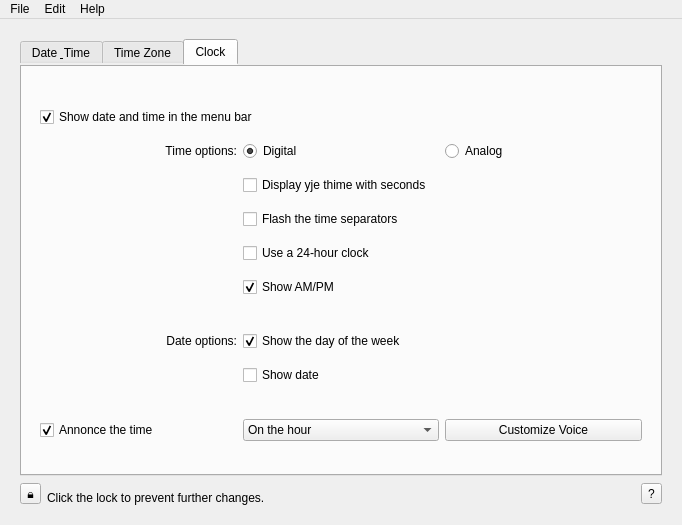
helloSystem/Utilities, file Under Construction/Date and Time.app/Resources/date_and_time.ui: the form before one commit.
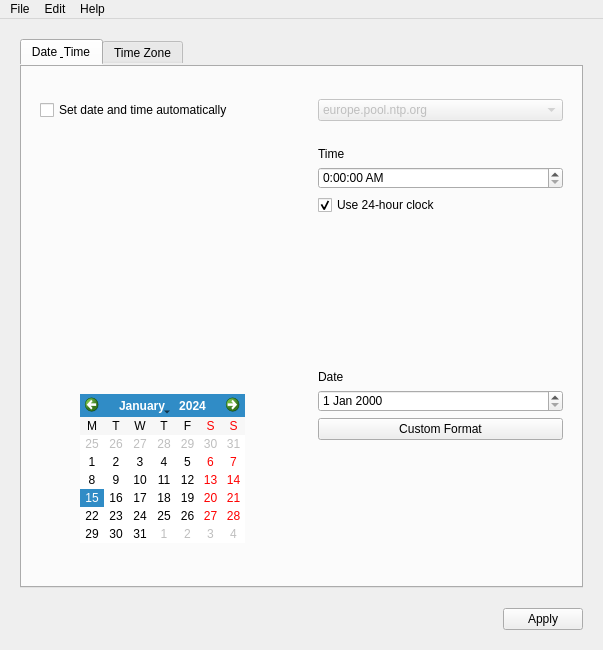
The form after the commit. The open tabs and pages were chosen to show the change. Icons and pictures are not drawn. Custom widgets are drawn as their Qt base class.

Commit message: Date and time: Work about first tab UI

What changed in the file:
```diff
--- a/Under Construction/Date and Time.app/Resources/date_and_time.ui
+++ b/Under Construction/Date and Time.app/Resources/date_and_time.ui
@@ -6,8 +6,8 @@
    <rect>
     <x>0</x>
     <y>0</y>
-    <width>682</width>
-    <height>525</height>
+    <width>603</width>
+    <height>650</height>
    </rect>
   </property>
   <property name="windowTitle">
@@ -19,6 +19,9 @@
   </property>
   <widget class="QWidget" name="centralwidget">
    <layout class="QVBoxLayout" name="verticalLayout">
+    <property name="spacing">
+     <number>0</number>
+    </property>
     <property name="leftMargin">
      <number>20</number>
     </property>
@@ -29,7 +32,7 @@
      <number>20</number>
     </property>
     <property name="bottomMargin">
-     <number>0</number>
+     <number>20</number>
     </property>
     <item>
      <widget class="QTabWidget" name="tabWidget">
@@ -76,8 +79,101 @@
          <number>20</number>
         </property>
         <item>
-         <layout class="QGridLayout" name="gridLayout_2" rowstretch="0,0,0,0,0,0,0,0">
-          <item row="1" column="1">
+         <layout class="QGridLayout" name="gridLayout_4">
+          <property name="leftMargin">
+           <number>0</number>
+          </property>
+          <property name="topMargin">
+           <number>0</number>
+          </property>
+          <property name="rightMargin">
+           <number>0</number>
+          </property>
+          <property name="bottomMargin">
+           <number>0</number>
+          </property>
+          <property name="horizontalSpacing">
+           <number>6</number>
+          </property>
+          <item row="2" column="2">
+           <widget class="QLabel" name="dt_time_label">
+            <property name="text">
+             <string>Time</string>
+            </property>
+           </widget>
+          </item>
+          <item row="3" column="2">
+           <widget class="QTimeEdit" name="dt_set_date_time_manual">
+            <property name="wrapping">
+             <bool>false</bool>
+            </property>
+            <property name="accelerated">
+             <bool>false</bool>
+            </property>
+            <property name="showGroupSeparator" stdset="0">
+             <bool>false</bool>
+            </property>
+            <property name="displayFormat">
+             <string>H:mm:ss AP</string>
+            </property>
+            <property name="calendarPopup">
+             <bool>false</bool>
+            </property>
+           </widget>
+          </item>
+          <item row="1" column="2">
+           <spacer name="verticalSpacer_4">
+            <property name="orientation">
+             <enum>Qt::Vertical</enum>
+            </property>
+            <property name="sizeType">
+             <enum>QSizePolicy::Fixed</enum>
+            </property>
+            <property name="sizeHint" stdset="0">
+             <size>
+              <width>20</width>
+              <height>20</height>
+             </size>
+            </property>
+           </spacer>
+          </item>
+          <item row="10" column="2">
+           <spacer name="verticalSpacer_14">
+            <property name="orientation">
+             <enum>Qt::Vertical</enum>
+            </property>
+            <property name="sizeHint" stdset="0">
+             <size>
+              <width>20</width>
+              <height>40</height>
+             </size>
+            </property>
+           </spacer>
+          </item>
+          <item row="6" column="0" colspan="3">
+           <spacer name="verticalSpacer_13">
+            <property name="orientation">
+             <enum>Qt::Vertical</enum>
+            </property>
+            <property name="sizeType">
+             <enum>QSizePolicy::Fixed</enum>
+            </property>
+            <property name="sizeHint" stdset="0">
+             <size>
+              <width>20</width>
+              <height>20</height>
+             </size>
+            </property>
+           </spacer>
+          </item>
+          <item row="9" column="2">
+           <widget class="QPushButton" name="dt_set_custom_format">
+            <property name="text">
+             <string>Custom Format</string>
+            </property>
+           </widget>
+          </item>
+          <item row="0" column="2">
            <widget class="QComboBox" name="ntp_servers_comboBox">
             <property name="enabled">
              <bool>false</bool>
@@ -128,7 +224,17 @@
             </item>
            </widget>
           </item>
-          <item row="1" column="0">
+          <item row="4" column="2">
+           <widget class="QCheckBox" name="dt_use_24h_clock">
+            <property name="text">
+             <string>Use 24-hour clock</string>
+            </property>
+            <property name="checked">
+             <bool>true</bool>
+            </property>
+           </widget>
+          </item>
+          <item row="0" column="0">
            <widget class="QCheckBox" name="date_and_time_auto_checkbox">
             <property name="sizePolicy">
              <sizepolicy hsizetype="MinimumExpanding" vsizetype="Fixed">
@@ -137,12 +243,12 @@
              </sizepolicy>
             </property>
             <property name="text">
-             <string>Set date &amp; time automatically</string>
+             <string>Set date and time automatically</string>
             </property>
            </widget>
           </item>
-          <item row="2" column="0" colspan="2">
-           <spacer name="verticalSpacer_5">
+          <item row="5" column="2">
+           <spacer name="verticalSpacer_15">
             <property name="orientation">
              <enum>Qt::Vertical</enum>
             </property>
@@ -154,78 +260,10 @@
             </property>
            </spacer>
           </item>
-          <item row="4" column="0" colspan="2">
-           <spacer name="verticalSpacer_6">
-            <property name="orientation">
-             <enum>Qt::Vertical</enum>
-            </property>
-            <property name="sizeHint" stdset="0">
-             <size>
-              <width>20</width>
-              <height>40</height>
-             </size>
-            </property>
-           </spacer>
+          <item row="8" column="2">
+           <widget class="QDateEdit" name="dt_set_date_manual"/>
           </item>
-          <item row="3" column="1" alignment="Qt::AlignHCenter">
-           <widget class="QTimeEdit" name="dt_set_date_time_manual">
-            <property name="wrapping">
-             <bool>false</bool>
-            </property>
-            <property name="accelerated">
-             <bool>false</bool>
-            </property>
-            <property name="showGroupSeparator" stdset="0">
-             <bool>false</bool>
-            </property>
-            <property name="displayFormat">
-             <string>H:mm:ss AP</string>
-            </property>
-            <property name="calendarPopup">
-             <bool>false</bool>
-            </property>
-           </widget>
-          </item>
-          <item row="0" column="0" colspan="2">
-           <spacer name="verticalSpacer_4">
-            <property name="orientation">
-             <enum>Qt::Vertical</enum>
-            </property>
-            <property name="sizeHint" stdset="0">
-             <size>
-              <width>20</width>
-              <height>40</height>
-             </size>
-            </property>
-           </spacer>
-          </item>
-          <item row="3" column="0" alignment="Qt::AlignHCenter">
-           <widget class="QDateEdit" name="dateEdit"/>
-          </item>
-          <item row="7" column="1">
-           <widget class="QPushButton" name="pushButton_2">
-            <property name="text">
-             <string>Open International</string>
-            </property>
-           </widget>
-          </item>
-          <item row="5" column="1">
-           <widget class="AnalogClock" name="analog_clock_widget" native="true"/>
-          </item>
-          <item row="7" column="0">
-           <widget class="QLabel" name="label_4">
-            <property name="sizePolicy">
-             <sizepolicy hsizetype="Preferred" vsizetype="Fixed">
-              <horstretch>0</horstretch>
-              <verstretch>0</verstretch>
-             </sizepolicy>
-            </property>
-            <property name="text">
-             <string>To set the date and time formats, use International preferences.</string>
-            </property>
-           </widget>
-          </item>
-          <item row="5" column="0" alignment="Qt::AlignHCenter">
+          <item row="7" column="0" rowspan="4" alignment="Qt::AlignHCenter">
            <widget class="QCalendarWidget" name="calendarWidget">
             <property name="sizePolicy">
              <sizepolicy hsizetype="Fixed" vsizetype="Fixed">
@@ -250,15 +288,28 @@
             </property>
            </widget>
           </item>
-          <item row="6" column="0" colspan="2">
-           <spacer name="verticalSpacer_7">
+          <item row="2" column="0" rowspan="4">
+           <widget class="AnalogClock" name="analog_clock_widget" native="true"/>
+          </item>
+          <item row="7" column="2">
+           <widget class="QLabel" name="dt_date_label">
+            <property name="text">
+             <string>Date</string>
+            </property>
+           </widget>
+          </item>
+          <item row="0" column="1">
+           <spacer name="horizontalSpacer_2">
             <property name="orientation">
-             <enum>Qt::Vertical</enum>
+             <enum>Qt::Horizontal</enum>
+            </property>
+            <property name="sizeType">
+             <enum>QSizePolicy::Fixed</enum>
             </property>
             <property name="sizeHint" stdset="0">
              <size>
               <width>20</width>
-              <height>40</height>
+              <height>20</height>
              </size>
             </property>
            </spacer>
@@ -423,245 +474,55 @@
         </item>
        </layout>
       </widget>
-      <widget class="QWidget" name="tab_3">
-       <attribute name="title">
-        <string>Clock</string>
-       </attribute>
-       <layout class="QVBoxLayout" name="verticalLayout_2">
-        <property name="leftMargin">
-         <number>20</number>
-        </property>
-        <property name="topMargin">
-         <number>34</number>
-        </property>
-        <property name="rightMargin">
-         <number>20</number>
-        </property>
-        <property name="bottomMargin">
-         <number>20</number>
-        </property>
-        <item>
-         <layout class="QGridLayout" name="gridLayout">
-          <item row="1" column="1">
-           <widget class="QRadioButton" name="radioButton">
-            <property name="text">
-             <string>Digital</string>
-            </property>
-            <property name="checked">
-             <bool>true</bool>
-            </property>
-           </widget>
-          </item>
-          <item row="1" column="2">
-           <widget class="QRadioButton" name="radioButton_2">
-            <property name="text">
-             <string>Analog</string>
-            </property>
-           </widget>
-          </item>
-          <item row="10" column="0" colspan="3">
-           <layout class="QHBoxLayout" name="horizontalLayout_2">
-            <property name="leftMargin">
-             <number>0</number>
-            </property>
-            <property name="topMargin">
-             <number>0</number>
-            </property>
-            <property name="rightMargin">
-             <number>0</number>
-            </property>
-            <property name="bottomMargin">
-             <number>0</number>
-            </property>
-            <item>
-             <widget class="QCheckBox" name="checkBox_8">
-              <property name="text">
-               <string>Annonce the time</string>
-              </property>
-              <property name="checked">
-               <bool>true</bool>
-              </property>
-             </widget>
-            </item>
-            <item>
-             <widget class="QComboBox" name="comboBox">
-              <item>
-               <property name="text">
-                <string>On the hour</string>
-               </property>
-              </item>
-             </widget>
-            </item>
-            <item>
-             <widget class="QPushButton" name="pushButton">
-              <property name="text">
-               <string>Customize Voice</string>
-              </property>
-             </widget>
-            </item>
-           </layout>
-          </item>
-          <item row="4" column="1" colspan="2">
-           <widget class="QCheckBox" name="checkBox_4">
-            <property name="text">
-             <string>Use a 24-hour clock</string>
-            </property>
-           </widget>
-          </item>
-          <item row="3" column="1" colspan="2">
-           <widget class="QCheckBox" name="checkBox_3">
-            <property name="text">
-             <string>Flash the time separators</string>
-            </property>
-           </widget>
-          </item>
-          <item row="6" column="0" colspan="3">
-           <spacer name="verticalSpacer">
-            <property name="orientation">
-             <enum>Qt::Vertical</enum>
-            </property>
-            <property name="sizeType">
-             <enum>QSizePolicy::Fixed</enum>
-            </property>
-            <property name="sizeHint" stdset="0">
-             <size>
-              <width>20</width>
-              <height>20</height>
-             </size>
-            </property>
-           </spacer>
-          </item>
-          <item row="7" column="1" colspan="2">
-           <widget class="QCheckBox" name="checkBox_6">
-            <property name="text">
-             <string>Show the day of the week</string>
-            </property>
-            <property name="checked">
-             <bool>true</bool>
-            </property>
-           </widget>
-          </item>
-          <item row="5" column="1" colspan="2">
-           <widget class="QCheckBox" name="checkBox_5">
-            <property name="text">
-             <string>Show AM/PM</string>
-            </property>
-            <property name="checked">
-             <bool>true</bool>
-            </property>
-           </widget>
-          </item>
-          <item row="2" column="1" colspan="2">
-           <widget class="QCheckBox" name="checkBox_2">
-            <property name="text">
-             <string>Display yje thime with seconds</string>
-            </property>
-           </widget>
-          </item>
-          <item row="1" column="0">
-           <widget class="QLabel" name="label_2">
-            <property name="text">
-             <string>Time options:</string>
-            </property>
-            <property name="alignment">
-             <set>Qt::AlignRight|Qt::AlignTrailing|Qt::AlignVCenter</set>
-            </property>
-           </widget>
-          </item>
-          <item row="0" column="0" colspan="3">
-           <widget class="QCheckBox" name="checkBox">
-            <property name="text">
-             <string>Show date and time in the menu bar</string>
-            </property>
-            <property name="checked">
-             <bool>true</bool>
-            </property>
-           </widget>
-          </item>
-          <item row="9" column="0" colspan="3">
-           <spacer name="verticalSpacer_2">
-            <property name="orientation">
-             <enum>Qt::Vertical</enum>
-            </property>
-            <property name="sizeType">
-             <enum>QSizePolicy::Fixed</enum>
-            </property>
-            <property name="sizeHint" stdset="0">
-             <size>
-              <width>20</width>
-              <height>20</height>
-             </size>
-            </property>
-           </spacer>
-          </item>
-          <item row="8" column="1" colspan="2">
-           <widget class="QCheckBox" name="checkBox_7">
-            <property name="text">
-             <string>Show date</string>
-            </property>
-           </widget>
-          </item>
-          <item row="7" column="0">
-           <widget class="QLabel" name="label_3">
-            <property name="text">
-             <string>Date options:</string>
-            </property>
-            <property name="alignment">
-             <set>Qt::AlignRight|Qt::AlignTrailing|Qt::AlignVCenter</set>
-            </property>
-           </widget>
-          </item>
-          <item row="11" column="0" colspan="3">
-           <spacer name="verticalSpacer_3">
-            <property name="orientation">
-             <enum>Qt::Vertical</enum>
-            </property>
-            <property name="sizeType">
-             <enum>QSizePolicy::Preferred</enum>
-            </property>
-            <property name="sizeHint" stdset="0">
-             <size>
-              <width>20</width>
-              <height>0</height>
-             </size>
-            </property>
-           </spacer>
-          </item>
-         </layout>
-        </item>
-       </layout>
-      </widget>
      </widget>
     </item>
+    <item>
+     <spacer name="verticalSpacer">
+      <property name="orientation">
+       <enum>Qt::Vertical</enum>
+      </property>
+      <property name="sizeType">
+       <enum>QSizePolicy::Fixed</enum>
+      </property>
+      <property name="sizeHint" stdset="0">
+       <size>
+        <width>20</width>
+        <height>20</height>
+       </size>
+      </property>
+     </spacer>
+    </item>
     <item>
      <layout class="QHBoxLayout" name="horizontalLayout">
       <property name="leftMargin">
        <number>0</number>
       </property>
+      <property name="topMargin">
+       <number>0</number>
+      </property>
       <property name="rightMargin">
        <number>0</number>
       </property>
       <property name="bottomMargin">
-       <number>20</number>
+       <number>0</number>
       </property>
       <item>
-       <widget class="QToolButton" name="Toogle_Lock_toolButton">
-        <property name="text">
-         <string notr="true">🔒</string>
+       <spacer name="horizontalSpacer">
+        <property name="orientation">
+         <enum>Qt::Horizontal</enum>
         </property>
-       </widget>
-      </item>
-      <item>
-       <widget class="QLabel" name="label">
-        <property name="text">
-         <string>&lt;html&gt;&lt;head/&gt;&lt;body&gt;&lt;p&gt;&lt;span style=&quot; font-size:14pt; vertical-align:sub;&quot;&gt;Click the lock to prevent further changes.&lt;/span&gt;&lt;/p&gt;&lt;/body&gt;&lt;/html&gt;</string>
+        <property name="sizeHint" stdset="0">
+         <size>
+          <width>40</width>
+          <height>20</height>
+         </size>
         </property>
-       </widget>
+       </spacer>
       </item>
       <item>
-       <widget class="QToolButton" name="toolButton_2">
+       <widget class="QPushButton" name="pushButton">
         <property name="text">
-         <string>?</string>
+         <string>Apply</string>
         </property>
        </widget>
       </item>
@@ -674,7 +535,7 @@
     <rect>
      <x>0</x>
      <y>0</y>
-     <width>682</width>
+     <width>603</width>
      <height>24</height>
     </rect>
    </property>
```
The commit also changes 5 other files.
